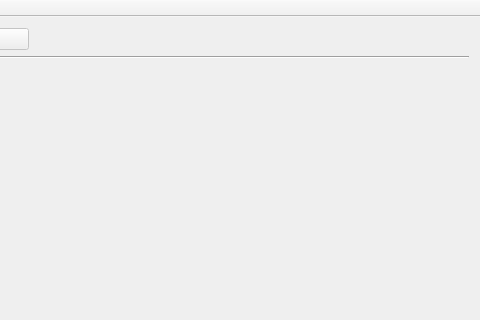
praveen-14/XMLGenerator, file XMLGenerator/MainWindow.ui: the form before one commit; both pictures show x 613 to 1093 and y 0 to 320 of the 1093 by 524 pixel window.
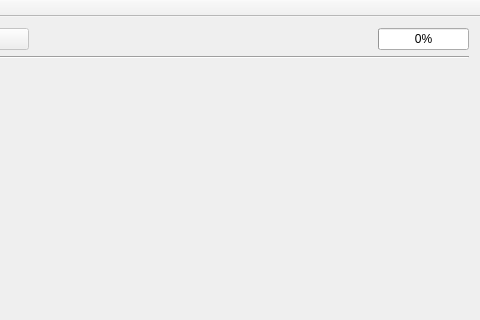
The form after the commit. Icons and pictures are not drawn.

```diff
--- a/XMLGenerator/MainWindow.ui
+++ b/XMLGenerator/MainWindow.ui
@@ -330,6 +330,28 @@
         </property>
        </spacer>
       </item>
+      <item>
+       <widget class="QProgressBar" name="progressBar">
+        <property name="enabled">
+         <bool>true</bool>
+        </property>
+        <property name="sizePolicy">
+         <sizepolicy hsizetype="Fixed" vsizetype="Fixed">
+          <horstretch>0</horstretch>
+          <verstretch>0</verstretch>
+         </sizepolicy>
+        </property>
+        <property name="value">
+         <number>0</number>
+        </property>
+        <property name="textVisible">
+         <bool>true</bool>
+        </property>
+        <property name="invertedAppearance">
+         <bool>false</bool>
+        </property>
+       </widget>
+      </item>
      </layout>
     </item>
     <item>
```
